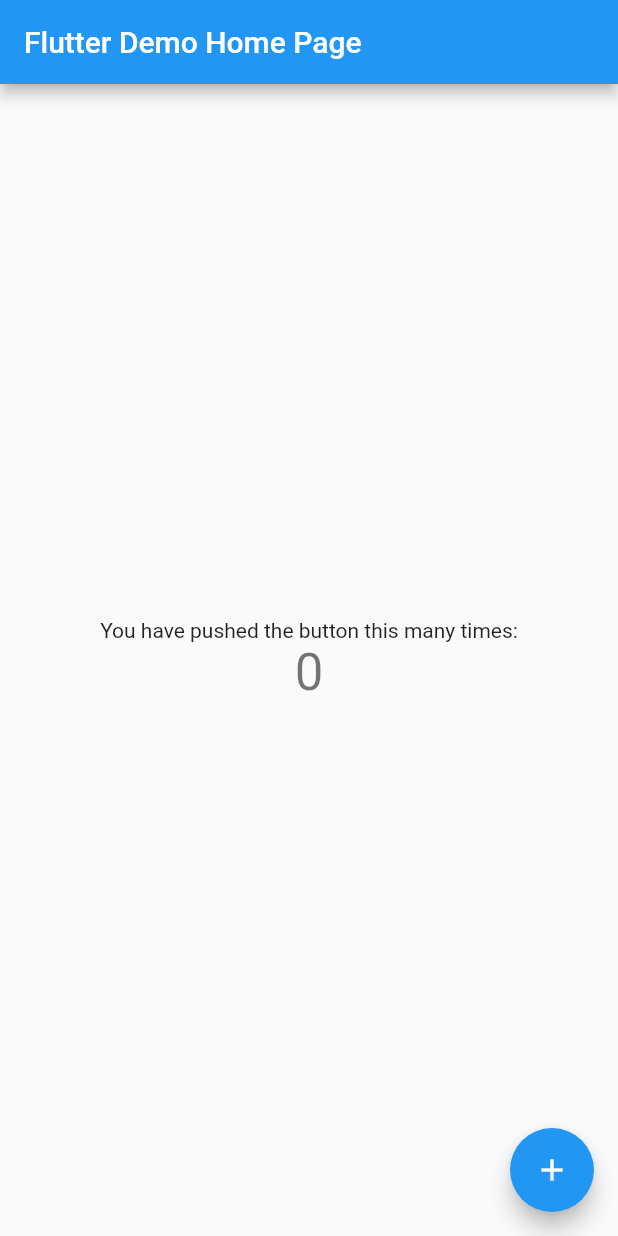
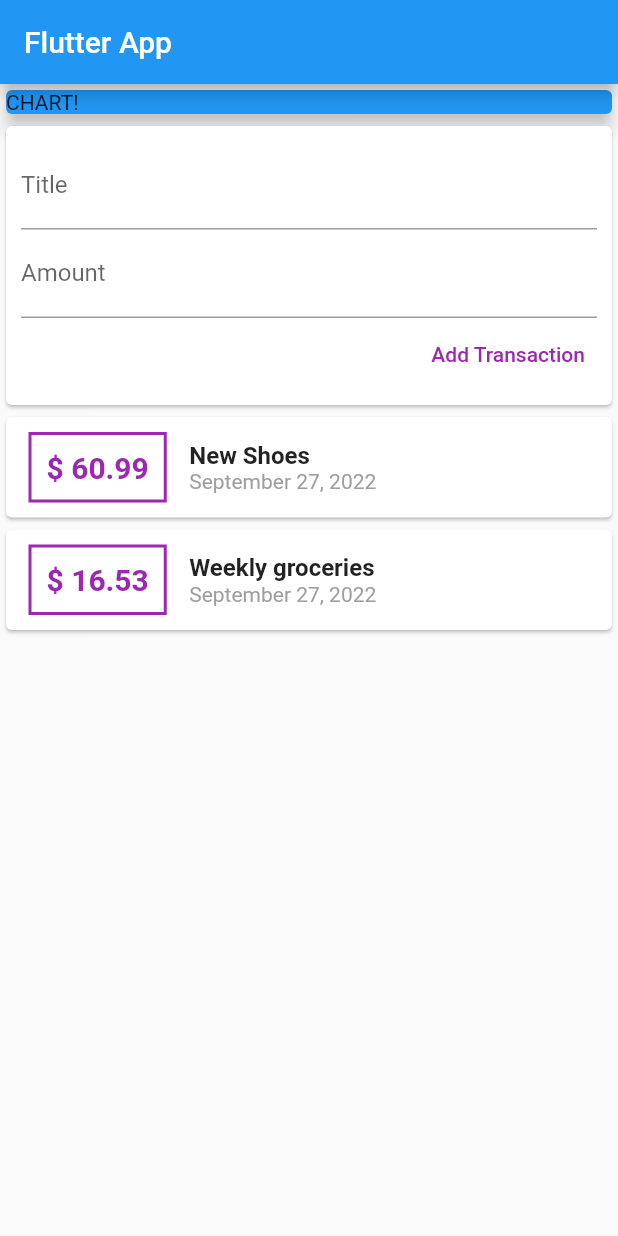
Before and after one commit to ajcandelariaa/flutter-expense-planner, a Flutter app: the screen it shows after launch, on a phone screen of 412 x 824 dp. Run offline on Flutter 3.47's test engine with Material 2 defaults, Android fonts, the phone set to English and light mode, and no system bars.

Commit message:
added input fields and list

```diff
--- a/lib/main.dart
+++ b/lib/main.dart
@@ -1,115 +1,126 @@
 import 'package:flutter/material.dart';
+import 'package:intl/intl.dart';
 
-void main() {
-  runApp(const MyApp());
-}
+import './transaction.dart';
+import 'package:intl/intl.dart';
+
+void main() => runApp(MyApp());
 
 class MyApp extends StatelessWidget {
-  const MyApp({super.key});
-
-  // This widget is the root of your application.
   @override
   Widget build(BuildContext context) {
     return MaterialApp(
-      title: 'Flutter Demo',
-      theme: ThemeData(
-        // This is the theme of your application.
-        //
-        // Try running your application with "flutter run". You'll see the
-        // application has a blue toolbar. Then, without quitting the app, try
-        // changing the primarySwatch below to Colors.green and then invoke
-        // "hot reload" (press "r" in the console where you ran "flutter run",
-        // or simply save your changes to "hot reload" in a Flutter IDE).
-        // Notice that the counter didn't reset back to zero; the application
-        // is not restarted.
-        primarySwatch: Colors.blue,
-      ),
-      home: const MyHomePage(title: 'Flutter Demo Home Page'),
+      title: 'Flutter App',
+      home: MyHomePage(),
     );
   }
 }
 
-class MyHomePage extends StatefulWidget {
-  const MyHomePage({super.key, required this.title});
-
-  // This widget is the home page of your application. It is stateful, meaning
-  // that it has a State object (defined below) that contains fields that affect
-  // how it looks.
-
-  // This class is the configuration for the state. It holds the values (in this
-  // case the title) provided by the parent (in this case the App widget) and
-  // used by the build method of the State. Fields in a Widget subclass are
-  // always marked "final".
-
-  final String title;
-
-  @override
-  State<MyHomePage> createState() => _MyHomePageState();
-}
-
-class _MyHomePageState extends State<MyHomePage> {
-  int _counter = 0;
-
-  void _incrementCounter() {
-    setState(() {
-      // This call to setState tells the Flutter framework that something has
-      // changed in this State, which causes it to rerun the build method below
-      // so that the display can reflect the updated values. If we changed
-      // _counter without calling setState(), then the build method would not be
-      // called again, and so nothing would appear to happen.
-      _counter++;
-    });
-  }
+class MyHomePage extends StatelessWidget {
+  final List<Transaction> transactions = [
+    Transaction(
+      id: 't1',
+      title: 'New Shoes',
+      amount: 60.99,
+      date: DateTime.now(),
+    ),
+    Transaction(
+      id: 't2',
+      title: 'Weekly groceries',
+      amount: 16.53,
+      date: DateTime.now(),
+    ),
+  ];
 
   @override
   Widget build(BuildContext context) {
-    // This method is rerun every time setState is called, for instance as done
-    // by the _incrementCounter method above.
-    //
-    // The Flutter framework has been optimized to make rerunning build methods
-    // fast, so that you can just rebuild anything that needs updating rather
-    // than having to individually change instances of widgets.
     return Scaffold(
       appBar: AppBar(
-        // Here we take the value from the MyHomePage object that was created by
-        // the App.build method, and use it to set our appbar title.
-        title: Text(widget.title),
+        title: Text('Flutter App'),
       ),
-      body: Center(
-        // Center is a layout widget. It takes a single child and positions it
-        // in the middle of the parent.
-        child: Column(
-          // Column is also a layout widget. It takes a list of children and
-          // arranges them vertically. By default, it sizes itself to fit its
-          // children horizontally, and tries to be as tall as its parent.
-          //
-          // Invoke "debug painting" (press "p" in the console, choose the
-          // "Toggle Debug Paint" action from the Flutter Inspector in Android
-          // Studio, or the "Toggle Debug Paint" command in Visual Studio Code)
-          // to see the wireframe for each widget.
-          //
-          // Column has various properties to control how it sizes itself and
-          // how it positions its children. Here we use mainAxisAlignment to
-          // center the children vertically; the main axis here is the vertical
-          // axis because Columns are vertical (the cross axis would be
-          // horizontal).
-          mainAxisAlignment: MainAxisAlignment.center,
-          children: <Widget>[
-            const Text(
-              'You have pushed the button this many times:',
+      body: Column(
+        crossAxisAlignment: CrossAxisAlignment.center,
+        children: [
+          Container(
+            width: double.infinity,
+            child: Card(
+              color: Colors.blue,
+              child: Text('CHART!'),
+              elevation: 5,
             ),
-            Text(
-              '$_counter',
-              style: Theme.of(context).textTheme.headline4,
+          ),
+          Card(
+            child: Container(
+              padding: EdgeInsets.all(10),
+              child: Column(
+                crossAxisAlignment: CrossAxisAlignment.end,
+                children: [
+                  TextField(
+                    decoration: InputDecoration(labelText: 'Title'),
+                  ),
+                  TextField(
+                    decoration: InputDecoration(labelText: 'Amount'),
+                  ),
+                  TextButton(
+                    child: Text('Add Transaction'),
+                    style: TextButton.styleFrom(
+                      foregroundColor: Colors.purple,
+                    ),
+                    onPressed: () {},
+                  )
+                ],
+              ),
             ),
-          ],
-        ),
+          ),
+          Column(
+            children: transactions.map((tx) {
+              return Card(
+                child: Row(
+                  children: [
+                    Container(
+                      margin: EdgeInsets.symmetric(
+                        vertical: 10,
+                        horizontal: 15,
+                      ),
+                      decoration: BoxDecoration(
+                        border: Border.all(
+                          color: Colors.purple,
+                          width: 2,
+                        ),
+                      ),
+                      padding: EdgeInsets.all(10.0),
+                      child: Text(
+                        '\$ ${tx.amount}',
+                        style: TextStyle(
+                          fontWeight: FontWeight.bold,
+                          fontSize: 20,
+                          color: Colors.purple,
+                        ),
+                      ),
+                    ),
+                    Column(
+                      crossAxisAlignment: CrossAxisAlignment.start,
+                      children: [
+                        Text(
+                          tx.title,
+                          style: TextStyle(
+                            fontSize: 16,
+                            fontWeight: FontWeight.bold,
+                          ),
+                        ),
+                        Text(
+                          DateFormat.yMMMMd().format(tx.date),
+                          style: TextStyle(color: Colors.grey),
+                        ),
+                      ],
+                    )
+                  ],
+                ),
+              );
+            }).toList(),
+          ),
+        ],
       ),
-      floatingActionButton: FloatingActionButton(
-        onPressed: _incrementCounter,
-        tooltip: 'Increment',
-        child: const Icon(Icons.add),
-      ), // This trailing comma makes auto-formatting nicer for build methods.
     );
   }
 }
--- /dev/null
+++ b/lib/transaction.dart
@@ -0,0 +1,15 @@
+import 'package:flutter/foundation.dart';
+
+class Transaction {
+  final String id;
+  final String title;
+  final double amount;
+  final DateTime date;
+
+  Transaction({
+    required this.id,
+    required this.title,
+    required this.amount,
+    required this.date
+  });
+}
--- a/pubspec.yaml
+++ b/pubspec.yaml
@@ -31,6 +31,7 @@ environment:
 dependencies:
   flutter:
     sdk: flutter
+  intl: ^0.17.0
 
 
   # The following adds the Cupertino Icons font to your application.
```
Also changed, not shown: pubspec.lock, 1 other file.
